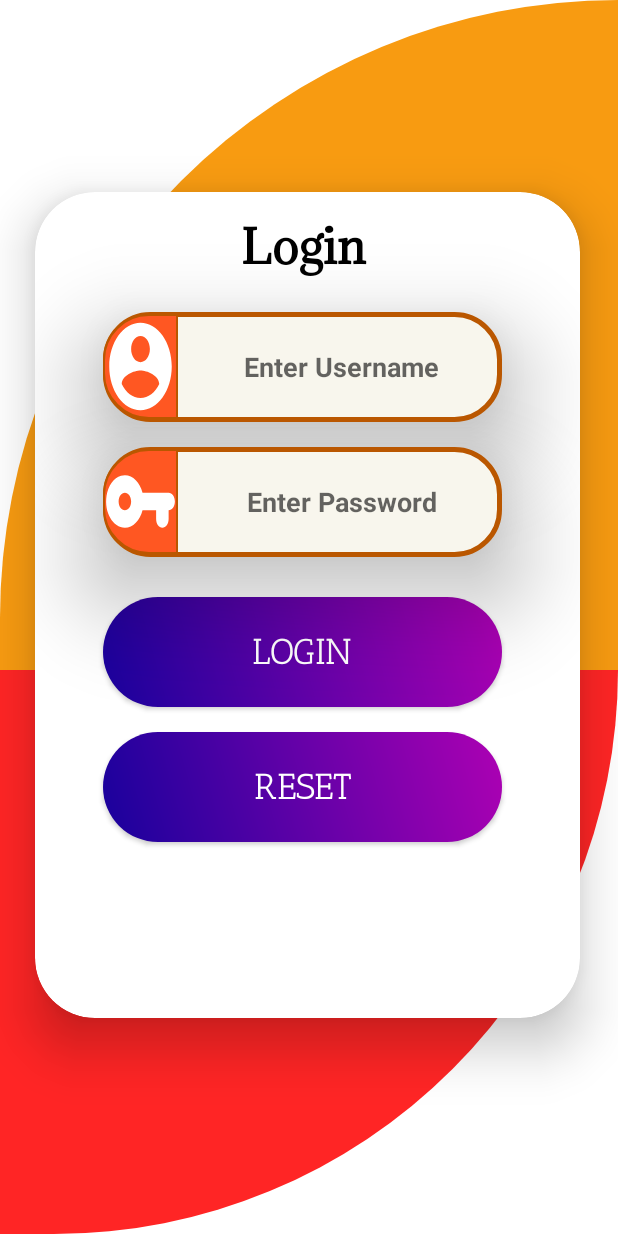
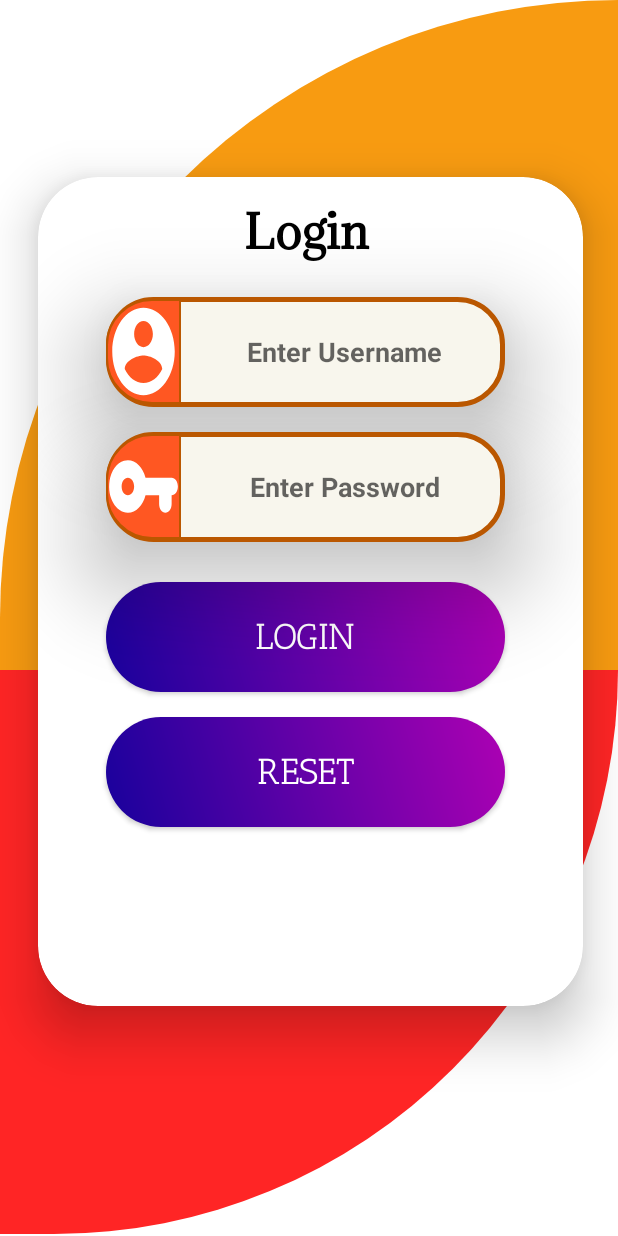
Before and after one commit to Hemant2000-karens/AndroidApplication, an Android app: the screen it shows after launch (MainActivity), on a phone screen of 412 x 824 dp. Run offline under Robolectric (Android 15) with nearby library versions, the phone set to English and light mode, and no system bars; Roboto replaces fonts that are not available here.

Commit message:
New UI Update with Landscape Function

```diff
--- a/app/src/main/res/layout/activity_main.xml
+++ b/app/src/main/res/layout/activity_main.xml
@@ -49,16 +49,16 @@
         android:contentDescription="@string/app_name" />
 
     <androidx.cardview.widget.CardView
-        android:layout_width="363dp"
-        android:layout_height="458dp"
+        android:layout_width="wrap_content"
+        android:layout_height="460dp"
         android:layout_alignParentStart="true"
         android:layout_alignParentTop="true"
         android:layout_alignParentEnd="true"
         android:layout_alignParentBottom="true"
-        android:layout_marginStart="23dp"
-        android:layout_marginTop="128dp"
-        android:layout_marginEnd="25dp"
-        android:layout_marginBottom="145dp"
+        android:layout_marginStart="25dp"
+        android:layout_marginTop="118dp"
+        android:layout_marginEnd="23dp"
+        android:layout_marginBottom="153dp"
         app:cardBackgroundColor="#FFFFFF"
         app:cardCornerRadius="40dp"
         app:cardElevation="20dp">
```
Also changed, not shown: 5 other files.
